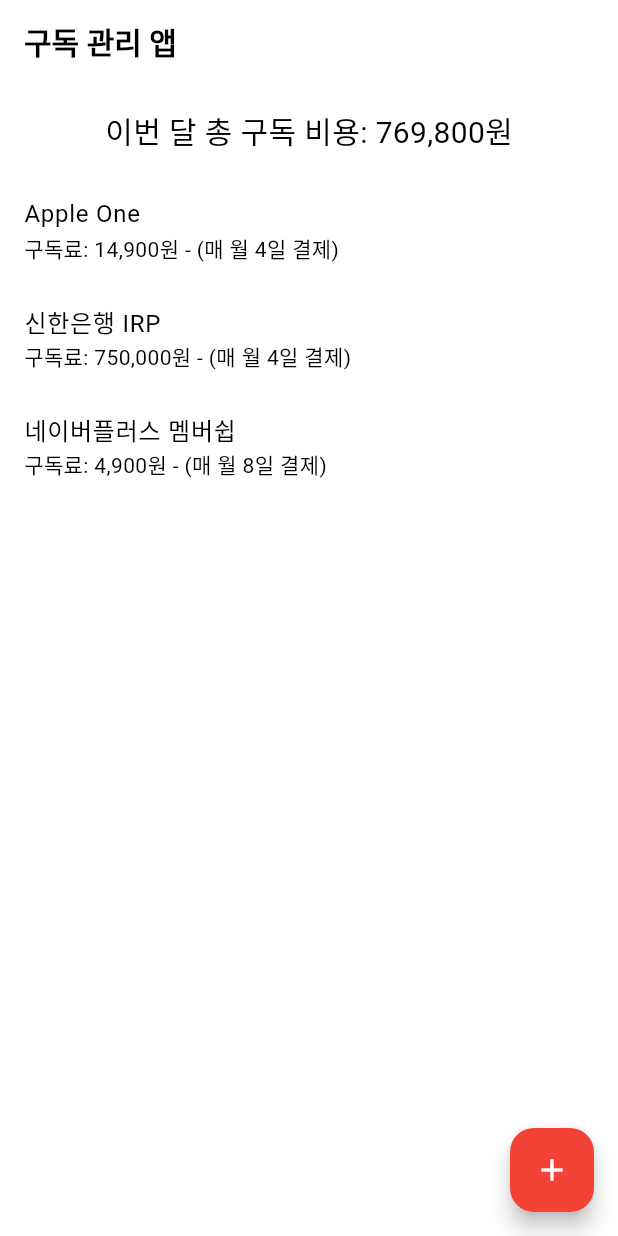
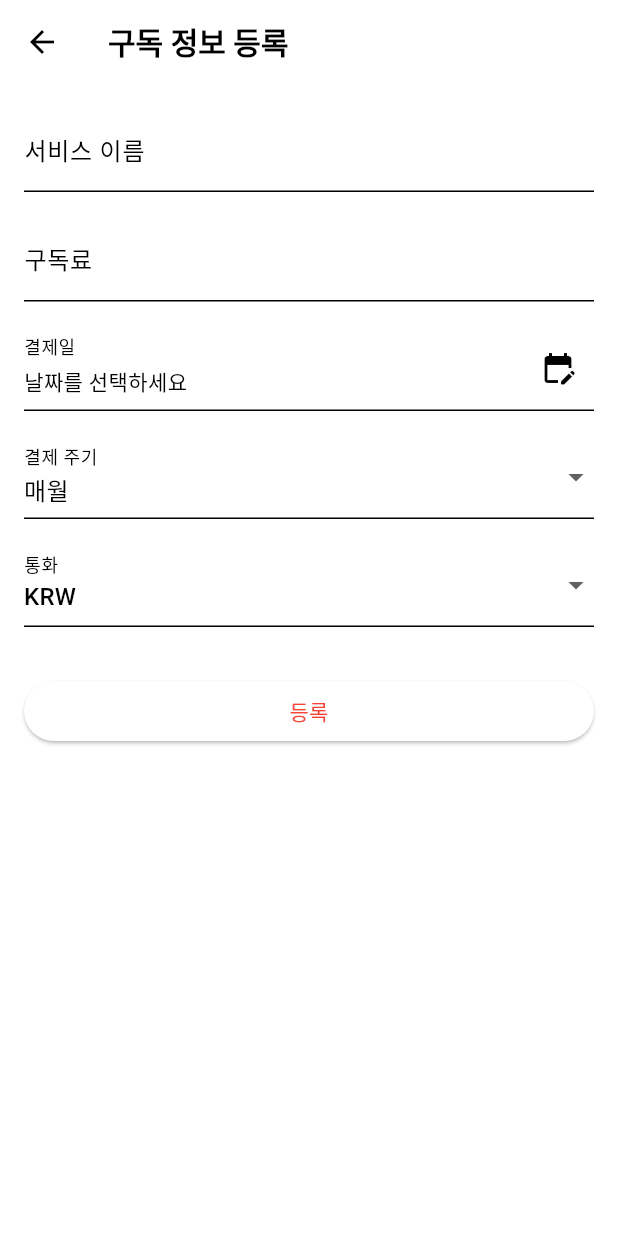
Before and after one commit to cafefarm-johnny/subs_track, a Flutter app: the screen it shows after launch, after a tap on the "add" icon, on a phone screen of 412 x 824 dp. Run offline on Flutter 3.47's test engine with Material 3 defaults, Android fonts, the phone set to English and light mode, and no system bars; our stand-ins replace flutter_riverpod.

Commit message:
feat: 구독 정보 등록 페이지 구현

```diff
--- a/lib/core/theme.dart
+++ b/lib/core/theme.dart
@@ -7,6 +7,8 @@ class AppTheme {
     brightness: Brightness.light,
     primarySwatch: Colors.red,
     scaffoldBackgroundColor: Colors.white,
+    splashColor: Colors.transparent,
+    highlightColor: Colors.transparent,
     appBarTheme: const AppBarTheme(
       backgroundColor: Colors.white,
       elevation: 0,
@@ -29,6 +31,8 @@ class AppTheme {
     brightness: Brightness.dark,
     primarySwatch: Colors.red,
     scaffoldBackgroundColor: Colors.black,
+    splashColor: Colors.transparent,
+    highlightColor: Colors.transparent,
     appBarTheme: const AppBarTheme(
       backgroundColor: Colors.black,
       elevation: 0,
--- a/lib/main.dart
+++ b/lib/main.dart
@@ -2,6 +2,8 @@ import 'package:flutter/material.dart';
 import 'package:flutter_riverpod/flutter_riverpod.dart';
 import 'package:subs_track/core/theme.dart';
 import 'package:subs_track/views/home/home_view.dart';
+import 'package:subs_track/views/registration/subscription_registration_view.dart';
+import 'package:flutter_localizations/flutter_localizations.dart';
 
 void main() {
   runApp(ProviderScope(child: const MyApp()));
@@ -17,7 +19,18 @@ class MyApp extends StatelessWidget {
       theme: AppTheme.lightTheme,
       darkTheme: AppTheme.darkTheme,
       themeMode: ThemeMode.system,
+      localizationsDelegates: const [
+        GlobalMaterialLocalizations.delegate,
+        GlobalWidgetsLocalizations.delegate,
+        GlobalCupertinoLocalizations.delegate,
+      ],
+      supportedLocales: const [Locale('ko', 'KR')],
+      locale: const Locale('ko', 'KR'),
       home: HomeView(),
+      routes: {
+        '/home': (context) => const HomeView(),
+        '/registration': (context) => const SubscriptionRegistrationView(),
+      },
     );
   }
 }
--- a/lib/views/home/home_view.dart
+++ b/lib/views/home/home_view.dart
@@ -36,7 +36,8 @@ class _HomeViewState extends ConsumerState<HomeView> {
         ],
       ),
       floatingActionButton: FloatingActionButton(
-        onPressed: () {},
+        onPressed:
+            () async => await Navigator.pushNamed(context, '/registration'),
         child: Icon(Icons.add),
       ),
     );
--- /dev/null
+++ b/lib/views/registration/subscription_registration_view.dart
@@ -0,0 +1,288 @@
+import 'package:flutter/material.dart';
+import 'package:flutter_riverpod/flutter_riverpod.dart';
+import 'package:subs_track/models/subscription/subscription_model.dart';
+import 'package:subs_track/viewmodels/subscription/subscription_notifier.dart';
+import 'package:intl/intl.dart';
+
+class SubscriptionRegistrationView extends ConsumerStatefulWidget {
+  const SubscriptionRegistrationView({super.key});
+
+  @override
+  ConsumerState<SubscriptionRegistrationView> createState() =>
+      _SubscriptionRegistrationViewState();
+}
+
+class _SubscriptionRegistrationViewState
+    extends ConsumerState<SubscriptionRegistrationView> {
+  final _formKey = GlobalKey<FormState>();
+
+  final _serviceNameController = TextEditingController();
+  final _amountController = TextEditingController();
+  final _paymentDayController = TextEditingController();
+
+  PaymentFrequency _selectedFrequency = PaymentFrequency.monthly;
+  Currency _selectedCurrency = Currency.krw;
+  DateTime? _selectedDate;
+
+  String? _handleServiceNameValidate(String? value) {
+    if (value == null || value.isEmpty) {
+      return '서비스 이름을 입력해주세요.';
+    }
+
+    return null;
+  }
+
+  String? _handleAmountValidate(String? value) {
+    if (value == null || value.isEmpty) {
+      return '구독료를 입력해주세요.';
+    }
+
+    if (int.tryParse(value) == null) {
+      return '유효한 숫자를 입력해주세요.';
+    }
+
+    return null;
+  }
+
+  Future<void> _selectDate(FormFieldState<String> selectedField) async {
+    final picked = await showDatePicker(
+      context: context,
+      initialDate: _selectedDate ?? DateTime.now(),
+      firstDate: DateTime(2_000),
+      lastDate: DateTime(2_100),
+      barrierDismissible: false,
+      locale: const Locale('ko', 'KR'),
+      initialEntryMode: DatePickerEntryMode.calendarOnly,
+      initialDatePickerMode: DatePickerMode.day,
+      builder: (context, child) {
+        return Theme(
+          data: Theme.of(context).copyWith(
+            // InkWell 효과 제거
+            splashColor: Colors.transparent,
+            highlightColor: Colors.transparent,
+            textButtonTheme: TextButtonThemeData(
+              style: TextButton.styleFrom(
+                // 텍스트 버튼 폰트 컬러
+                foregroundColor: Theme.of(context).colorScheme.primary,
+                // 텍스트 버튼 스타일
+                textStyle: Theme.of(context).textTheme.bodyLarge,
+                splashFactory: NoSplash.splashFactory,
+              ),
+            ),
+            datePickerTheme: DatePickerThemeData(
+              // 날짜 텍스트 색상
+              dayStyle: Theme.of(context).textTheme.bodyLarge?.copyWith(
+                color: Theme.of(context).colorScheme.onPrimary,
+              ),
+              // 오늘 날짜 테두리 색상
+              todayBorder: BorderSide(
+                color: Theme.of(context).colorScheme.primary,
+                width: 1,
+              ),
+              dayOverlayColor: WidgetStateProperty.all(
+                // 날짜 선택 시 오버레이 색상
+                Theme.of(context).colorScheme.onPrimary.withValues(alpha: 0.1),
+              ),
+              dayForegroundColor: WidgetStateProperty.resolveWith((states) {
+                // 선택된 날짜 색상
+                if (states.contains(WidgetState.selected)) {
+                  return Colors.white;
+                }
+                return Theme.of(context).textTheme.bodyLarge?.color;
+              }),
+              dayBackgroundColor: WidgetStateProperty.resolveWith((states) {
+                // 선택된 날짜 배경색상
+                if (states.contains(WidgetState.selected)) {
+                  return Theme.of(context).colorScheme.primary;
+                }
+                return Colors.transparent;
+              }),
+            ),
+          ),
+          child: child!,
+        );
+      },
+    );
+
+    if (picked != null) {
+      setState(() {
+        _selectedDate = picked;
+        _paymentDayController.text = picked.day.toString();
+        selectedField.didChange(picked.day.toString());
+      });
+    }
+  }
+
+  String? _handlePaymentDayValidate(String? value) {
+    if (value == null) {
+      return '결제일을 선택해주세요.';
+    }
+
+    return null;
+  }
+
+  void _handleFrequencyChange(PaymentFrequency? value) {
+    if (value == null) {
+      return;
+    }
+
+    setState(() {
+      _selectedFrequency = value;
+    });
+  }
+
+  void _handleCurrencyChange(Currency? value) {
+    if (value == null) {
+      return;
+    }
+
+    setState(() {
+      _selectedCurrency = value;
+    });
+  }
+
+  void _handleSubmit() {
+    if (!_formKey.currentState!.validate() || _selectedDate == null) {
+      return;
+    }
+
+    final newSubscription = SubscriptionModel(
+      id: DateTime.now().millisecondsSinceEpoch.toString(),
+      serviceName: _serviceNameController.text.trim(),
+      amount: int.parse(_amountController.text),
+      frequency: _selectedFrequency,
+      paymentDay: int.parse(_paymentDayController.text),
+      currency: _selectedCurrency,
+    );
+
+    ref.read(subscriptionProvider.notifier).addSubscription(newSubscription);
+
+    ScaffoldMessenger.of(context).showSnackBar(
+      SnackBar(
+        content: Text('구독 정보 등록 완료: ${newSubscription.serviceName}'),
+        duration: Duration(seconds: 2),
+        behavior: SnackBarBehavior.floating,
+      ),
+    );
+
+    Navigator.pop(context);
+  }
+
+  @override
+  Widget build(BuildContext context) {
+    return Scaffold(
+      appBar: AppBar(title: const Text('구독 정보 등록')),
+      body: Padding(
+        padding: const EdgeInsets.all(16.0),
+        child: Form(
+          key: _formKey,
+          child: ListView(
+            children: [
+              _createServiceNameTextField(),
+              const SizedBox(height: 16),
+              _createAmountTextField(),
+              const SizedBox(height: 16),
+              _createPaymentDayTextField(),
+              const SizedBox(height: 16),
+              _createFrequencyDropdown(),
+              const SizedBox(height: 16),
+              _createCurrencyDropdown(),
+              const SizedBox(height: 32),
+              _createSubmitButton(),
+            ],
+          ),
+        ),
+      ),
+    );
+  }
+
+  @override
+  void dispose() {
+    _serviceNameController.dispose();
+    _amountController.dispose();
+    _paymentDayController.dispose();
+
+    super.dispose();
+  }
+
+  Widget _createServiceNameTextField() {
+    return TextFormField(
+      controller: _serviceNameController,
+      decoration: const InputDecoration(labelText: '서비스 이름'),
+      validator: _handleServiceNameValidate,
+    );
+  }
+
+  Widget _createAmountTextField() {
+    return TextFormField(
+      controller: _amountController,
+      decoration: const InputDecoration(
+        labelText: '구독료',
+        hintText: '숫자만 입력 (예: 4900)',
+      ),
+      keyboardType: TextInputType.number,
+      validator: _handleAmountValidate,
+    );
+  }
+
+  Widget _createPaymentDayTextField() {
+    return FormField(
+      initialValue: _selectedDate?.day.toString(),
+      validator: _handlePaymentDayValidate,
+      builder: (FormFieldState<String> field) {
+        return GestureDetector(
+          onTap: () => _selectDate(field),
+          child: InputDecorator(
+            decoration: InputDecoration(
+              labelText: '결제일',
+              hintText: '날짜를 선택하세요',
+              suffixIcon: Icon(Icons.edit_calendar),
+              errorText: field.errorText,
+            ),
+            child: Text(
+              _selectedDate != null
+                  ? DateFormat('yyyy년 M월 d일').format(_selectedDate!)
+                  : '날짜를 선택하세요',
+            ),
+          ),
+        );
+      },
+    );
+  }
+
+  Widget _createFrequencyDropdown() {
+    return DropdownButtonFormField<PaymentFrequency>(
+      value: _selectedFrequency,
+      decoration: const InputDecoration(labelText: '결제 주기'),
+      items:
+          PaymentFrequency.values.map((frequency) {
+            return DropdownMenuItem(
+              value: frequency,
+              child: Text(frequency.isMonthly ? '매월' : '매년'),
+            );
+          }).toList(),
+      onChanged: _handleFrequencyChange,
+    );
+  }
+
+  Widget _createCurrencyDropdown() {
+    return DropdownButtonFormField<Currency>(
+      value: _selectedCurrency,
+      decoration: const InputDecoration(labelText: '통화'),
+      items:
+          Currency.values
+              .map(
+                (currency) => DropdownMenuItem(
+                  value: currency,
+                  child: Text(currency.name.toUpperCase()),
+                ),
+              )
+              .toList(),
+      onChanged: _handleCurrencyChange,
+    );
+  }
+
+  Widget _createSubmitButton() {
+    return ElevatedButton(onPressed: _handleSubmit, child: const Text('등록'));
+  }
+}
--- a/pubspec.yaml
+++ b/pubspec.yaml
@@ -30,8 +30,10 @@ environment:
 dependencies:
   flutter:
     sdk: flutter
+  flutter_localizations:
+    sdk: flutter
   flutter_riverpod: ^2.6.1
-  intl: ^0.20.2
+  intl: ^0.19.0
 
   # The following adds the Cupertino Icons font to your application.
   # Use with the CupertinoIcons class for iOS style icons.
```
Also changed, not shown: pubspec.lock.
